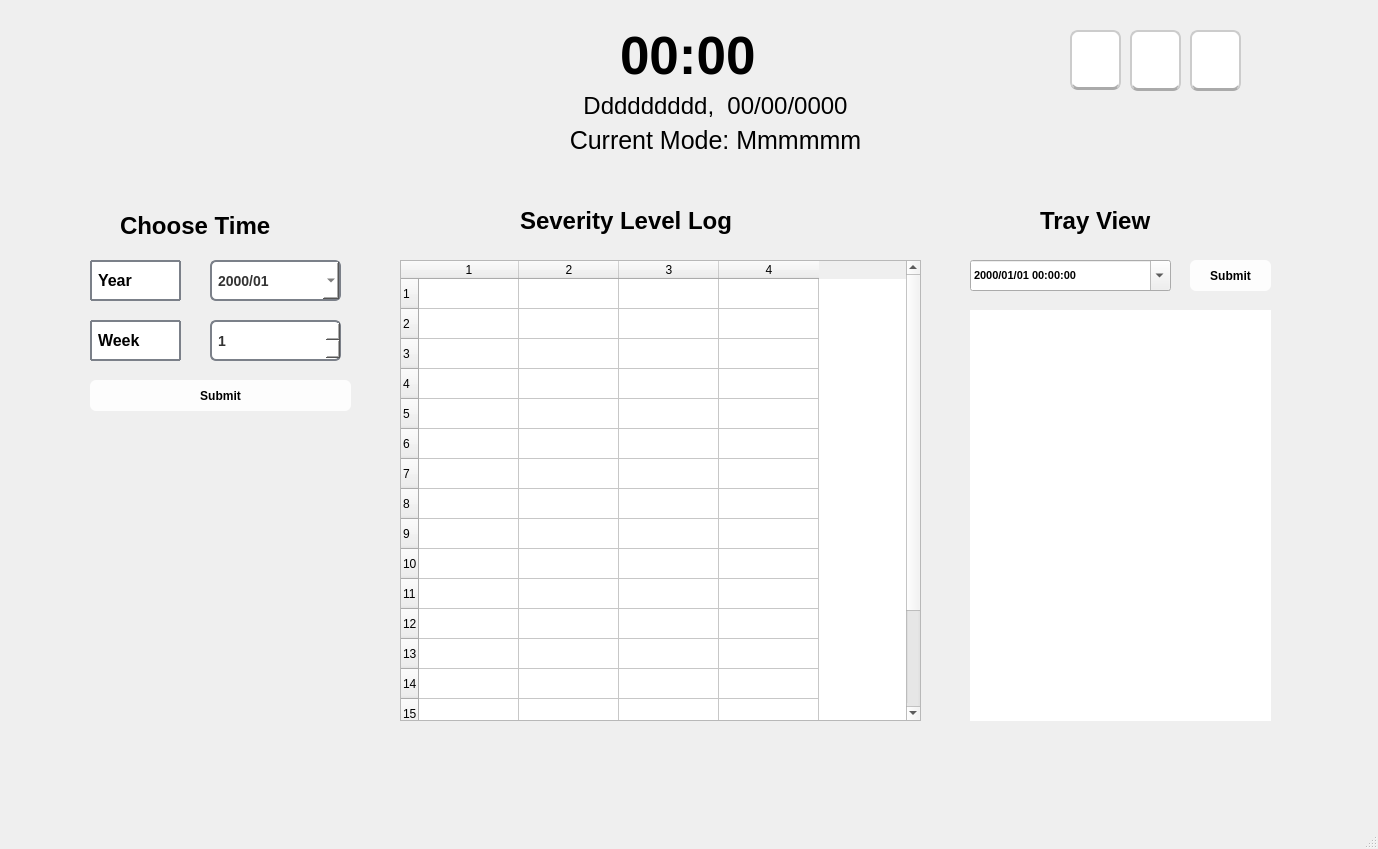
nazzhrf/PGC-inverter-onsite, file UI/main-landscape-high-finalv3.ui: the form before one commit.
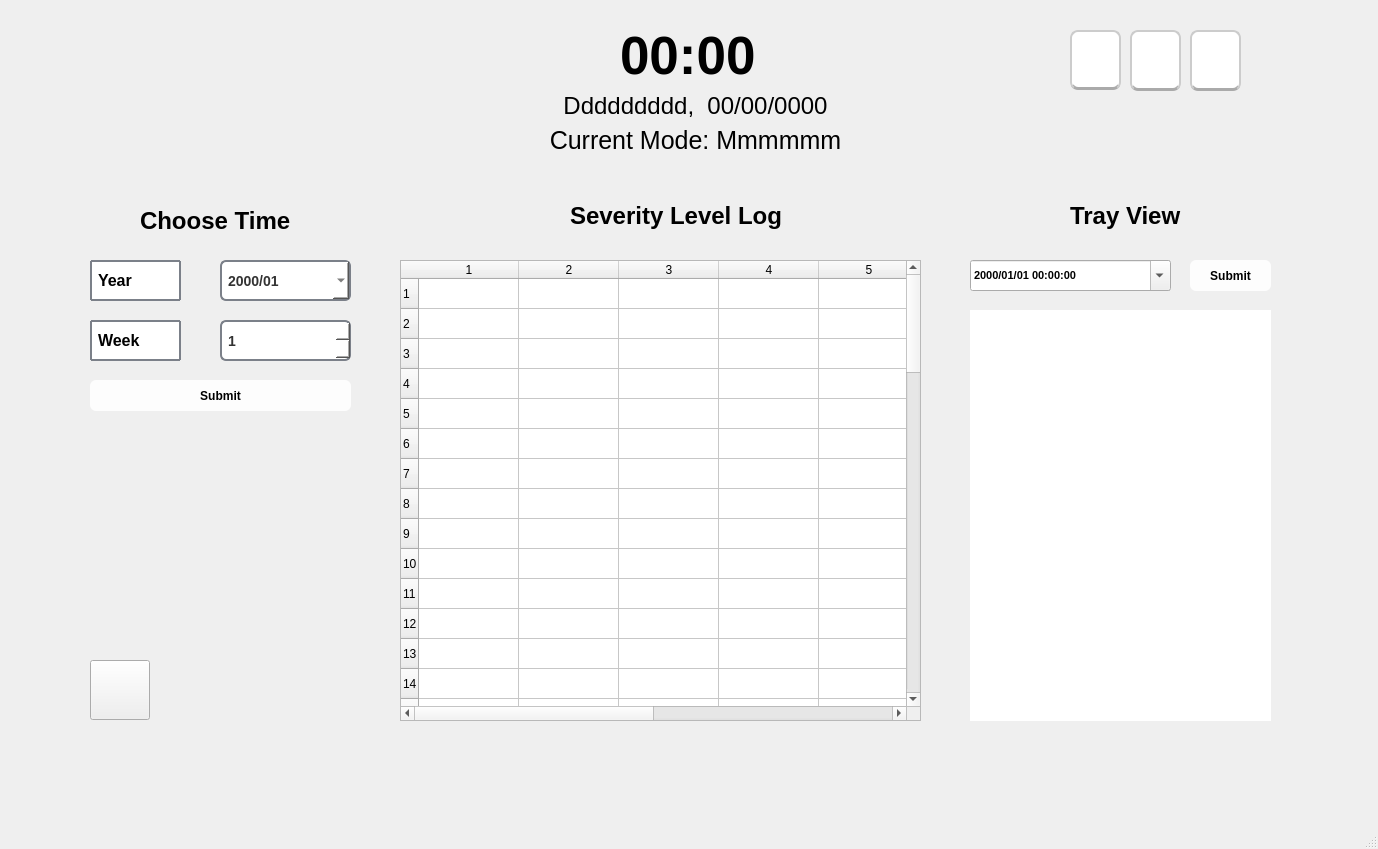
The form after the commit. The open tabs and pages were chosen to show the change. Icons and pictures are not drawn.

What changed in the file:
```diff
--- a/UI/main-landscape-high-finalv3.ui
+++ b/UI/main-landscape-high-finalv3.ui
@@ -3850,10 +3850,10 @@
        </rect>
       </property>
       <property name="rowCount">
-       <number>18</number>
+       <number>60</number>
       </property>
       <property name="columnCount">
-       <number>4</number>
+       <number>8</number>
       </property>
       <row/>
       <row/>
@@ -3873,6 +3873,52 @@
       <row/>
       <row/>
       <row/>
+      <row/>
+      <row/>
+      <row/>
+      <row/>
+      <row/>
+      <row/>
+      <row/>
+      <row/>
+      <row/>
+      <row/>
+      <row/>
+      <row/>
+      <row/>
+      <row/>
+      <row/>
+      <row/>
+      <row/>
+      <row/>
+      <row/>
+      <row/>
+      <row/>
+      <row/>
+      <row/>
+      <row/>
+      <row/>
+      <row/>
+      <row/>
+      <row/>
+      <row/>
+      <row/>
+      <row/>
+      <row/>
+      <row/>
+      <row/>
+      <row/>
+      <row/>
+      <row/>
+      <row/>
+      <row/>
+      <row/>
+      <row/>
+      <row/>
+      <column/>
+      <column/>
+      <column/>
+      <column/>
       <column/>
       <column/>
       <column/>
@@ -3949,7 +3995,7 @@
      <widget class="QDateEdit" name="dateEdit">
       <property name="geometry">
        <rect>
-        <x>140</x>
+        <x>150</x>
         <y>90</y>
         <width>131</width>
         <height>41</height>
@@ -4026,7 +4072,7 @@
      <widget class="QSpinBox" name="weekEdit">
       <property name="geometry">
        <rect>
-        <x>140</x>
+        <x>150</x>
         <y>150</y>
         <width>131</width>
         <height>41</height>
@@ -4096,17 +4142,17 @@
         <x>20</x>
         <y>260</y>
         <width>261</width>
-        <height>291</height>
+        <height>211</height>
        </rect>
       </property>
      </widget>
      <widget class="QLabel" name="dashboardTitle_4">
       <property name="geometry">
        <rect>
-        <x>50</x>
+        <x>70</x>
         <y>40</y>
-        <width>201</width>
-        <height>31</height>
+        <width>151</width>
+        <height>21</height>
        </rect>
       </property>
       <property name="font">
@@ -4123,10 +4169,10 @@
      <widget class="QLabel" name="dashboardTitle_5">
       <property name="geometry">
        <rect>
-        <x>450</x>
+        <x>500</x>
         <y>30</y>
-        <width>291</width>
-        <height>41</height>
+        <width>221</width>
+        <height>31</height>
        </rect>
       </property>
       <property name="font">
@@ -4177,10 +4223,10 @@
      <widget class="QLabel" name="dashboardTitle_6">
       <property name="geometry">
        <rect>
-        <x>970</x>
+        <x>1000</x>
         <y>30</y>
-        <width>161</width>
-        <height>41</height>
+        <width>121</width>
+        <height>31</height>
        </rect>
       </property>
       <property name="font">
@@ -4227,6 +4273,36 @@
        <string>Submit</string>
       </property>
      </widget>
+     <widget class="QPushButton" name="goDashboardFromDayNight_3">
+      <property name="geometry">
+       <rect>
+        <x>20</x>
+        <y>490</y>
+        <width>60</width>
+        <height>60</height>
+       </rect>
+      </property>
+      <property name="font">
+       <font>
+        <pointsize>20</pointsize>
+        <weight>75</weight>
+        <bold>true</bold>
+       </font>
+      </property>
+      <property name="text">
+       <string/>
+      </property>
+      <property name="icon">
+       <iconset>
+        <normaloff>image-removebg-preview (2).png</normaloff>image-removebg-preview (2).png</iconset>
+      </property>
+      <property name="iconSize">
+       <size>
+        <width>40</width>
+        <height>40</height>
+       </size>
+      </property>
+     </widget>
     </widget>
    </widget>
    <widget class="QLabel" name="actualTime">
@@ -4252,7 +4328,7 @@
    <widget class="QLabel" name="actualDate">
     <property name="geometry">
      <rect>
-      <x>530</x>
+      <x>510</x>
       <y>90</y>
       <width>371</width>
       <height>31</height>
@@ -4399,7 +4475,7 @@
    <widget class="QLabel" name="actualMode">
     <property name="geometry">
      <rect>
-      <x>520</x>
+      <x>500</x>
       <y>120</y>
       <width>391</width>
       <height>41</height>
```
Left out of the diff: 37 changed lines with no effect on the pictures.
